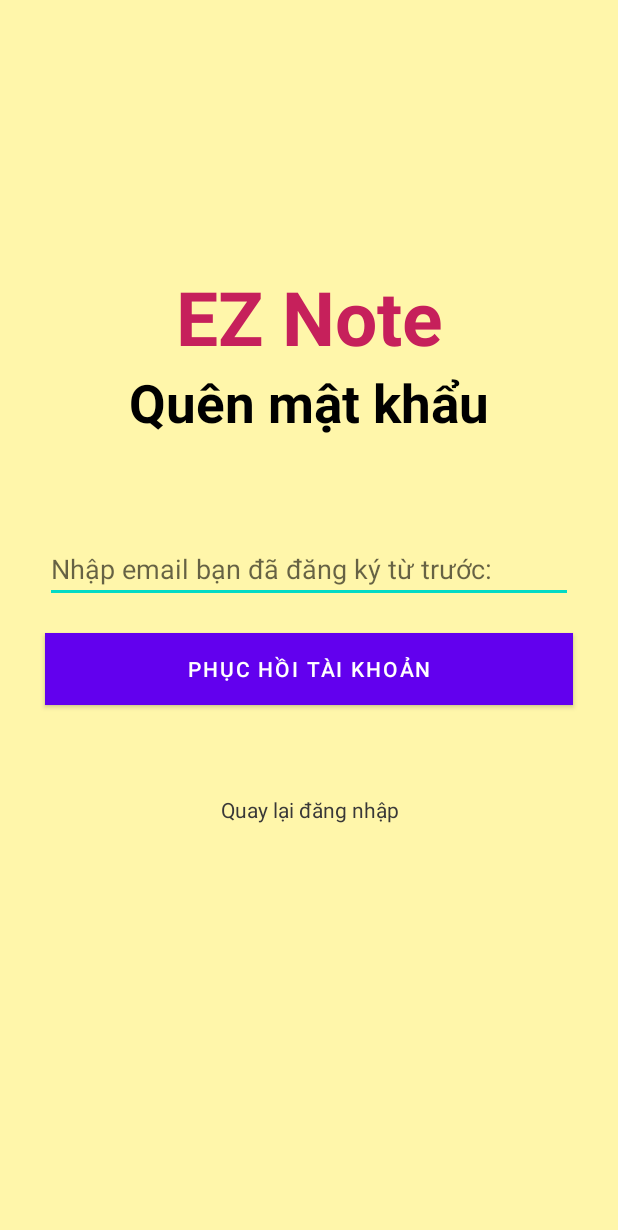
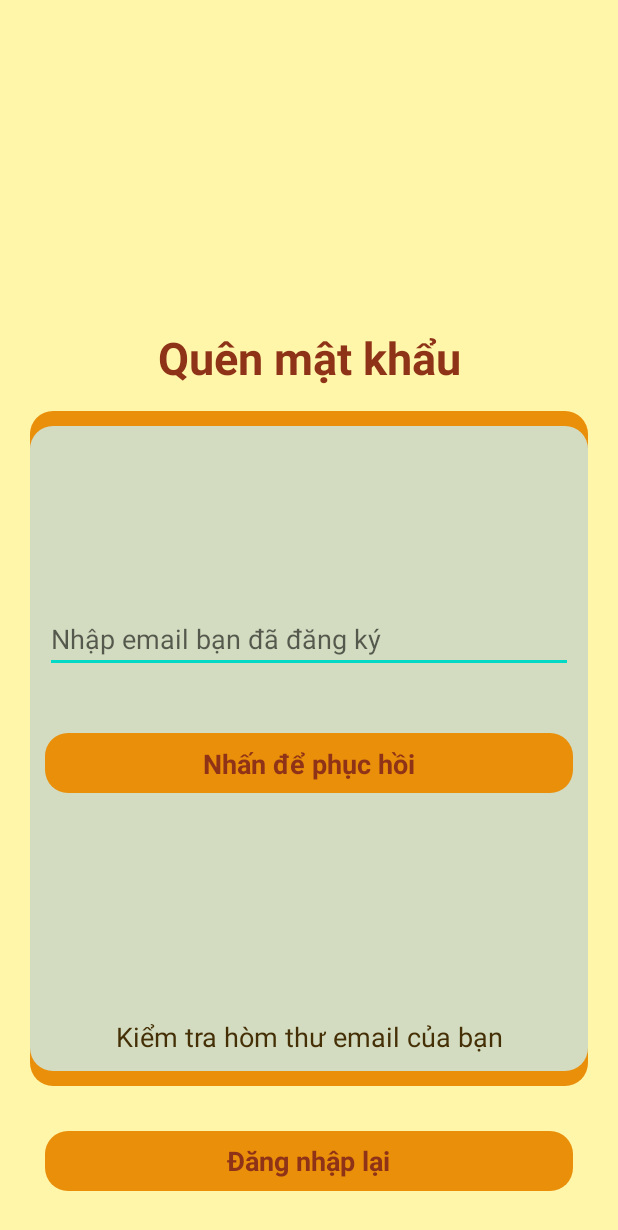
Before and after one commit to TVBinh19000399/EZNotes, an Android app: the ForgetPasswodActivity screen opened directly, with no data from a screen before it, on a phone screen of 412 x 824 dp. Shown: the top 1230 px of the screen. Run offline under Robolectric (Android 15) with nearby library versions, the phone set to English and light mode, and no system bars.

Commit message:
Update activity_forget_passwod.xml

```diff
--- a/app/src/main/res/layout/activity_forget_passwod.xml
+++ b/app/src/main/res/layout/activity_forget_passwod.xml
@@ -13,33 +13,50 @@
         android:layout_width="match_parent"
         android:layout_height="wrap_content"
 
-        android:layout_centerInParent="true"></RelativeLayout>
+        android:layout_above="@+id/goto_screen_login"
+        android:layout_centerHorizontal="true"
+        android:layout_marginBottom="295dp"></RelativeLayout>
 
+    <View
+        android:layout_width="match_parent"
+        android:layout_height="450dp"
+        android:layout_alignBottom="@+id/goto_screen_login"
+        android:layout_alignParentStart="true"
+        android:layout_alignParentEnd="true"
+        android:layout_marginStart="20dp"
+        android:layout_marginEnd="20dp"
+        android:layout_marginBottom="70dp"
+        android:background="@drawable/bg_orange"></View>
+
+    <View
+        android:layout_width="match_parent"
+        android:layout_height="430dp"
+        android:layout_alignBottom="@+id/goto_screen_login"
+        android:layout_alignParentStart="true"
+        android:layout_alignParentEnd="true"
+        android:layout_marginStart="20dp"
+        android:layout_marginEnd="20dp"
+        android:layout_marginBottom="80dp"
+        android:background="@drawable/bg_blu"></View>
     <LinearLayout
         android:layout_width="match_parent"
         android:layout_height="wrap_content"
-        android:layout_above="@+id/centernine3"
         android:layout_marginLeft="30dp"
         android:layout_marginRight="30dp"
-        android:layout_marginBottom="120dp"
-        android:orientation="vertical">
+        android:layout_marginBottom="200dp"
+        android:orientation="vertical"
+        android:layout_above="@+id/centernine3"
 
-        <TextView
-            android:layout_width="match_parent"
-            android:layout_height="wrap_content"
-            android:text="EZ Note"
-            android:textAlignment="center"
-            android:textColor="#C6205B"
-            android:textSize="50dp"
-            android:textStyle="bold"></TextView>
+        >
+
 
         <TextView
             android:layout_width="match_parent"
             android:layout_height="wrap_content"
             android:text="Quên mật khẩu"
             android:textAlignment="center"
-            android:textColor="@color/black"
-            android:textSize="35dp"
+            android:textSize="30dp"
+            android:textColor="#8E3317"
             android:textStyle="bold"></TextView>
 
     </LinearLayout>
@@ -52,33 +69,68 @@
         android:layout_marginLeft="30dp"
         android:layout_marginRight="30dp"
         android:layout_marginBottom="10dp"
-        android:hint="Nhập email bạn đã đăng ký từ trước:">
+        android:hint="Nhập email bạn đã đăng ký">
 
     </EditText>
 
-    <Button
+    <RelativeLayout
+
         android:id="@+id/phuchoi_password"
         android:layout_width="match_parent"
-        android:layout_height="wrap_content"
-        android:layout_below="@id/quenmatkhau"
+        android:layout_height="40dp"
+        android:layout_below="@+id/quenmatkhau"
         android:layout_marginLeft="30dp"
+        android:layout_marginTop="30dp"
 
-        android:layout_marginTop="10dp"
         android:layout_marginRight="30dp"
-        android:background="@color/black"
-        android:text="Phục hồi tài khoản"></Button>
+        android:background="@drawable/bg_orange">
+
+        <TextView
+            android:layout_width="wrap_content"
+            android:layout_height="wrap_content"
+            android:layout_centerHorizontal="true"
+            android:layout_marginTop="8dp"
+            android:text="Nhấn để phục hồi"
+            android:textColor="#8E3317"
+            android:textSize="18dp"
+            android:textStyle="bold">
+
+        </TextView>
+    </RelativeLayout>
+
+
+    <RelativeLayout
+
+        android:id="@+id/goto_screen_login"
+        android:layout_width="match_parent"
+        android:layout_height="40dp"
+        android:layout_alignParentBottom="true"
+        android:layout_marginLeft="30dp"
+        android:layout_marginRight="30dp"
+        android:layout_marginBottom="30dp"
+        android:background="@drawable/bg_orange">
+
+        <TextView
+            android:layout_width="wrap_content"
+            android:layout_height="wrap_content"
+            android:layout_centerInParent="true"
+            android:layout_marginStart="8dp"
+            android:text="Đăng nhập lại"
+            android:textColor="#8E3317"
+            android:textSize="18sp"
+            android:textStyle="bold" />
+
+    </RelativeLayout>
 
     <TextView
-        android:id="@+id/goto_screen_login"
-        android:layout_width="match_parent"
-
+        android:id="@+id/chuthich5"
+        android:layout_width="wrap_content"
         android:layout_height="wrap_content"
         android:layout_below="@+id/phuchoi_password"
-        android:layout_marginLeft="30dp"
-        android:layout_marginTop="60dp"
-        android:layout_marginRight="30dp"
-        android:text="Quay lại đăng nhập"
+        android:layout_centerHorizontal="true"
+        android:layout_marginTop="150dp"
+        android:text="Kiểm tra hòm thư email của bạn"
         android:textAlignment="center"
-        android:textColor="#393838"></TextView>
-
+        android:textColor="#442F06"
+        android:textSize="18dp"></TextView>
 </RelativeLayout>
```
